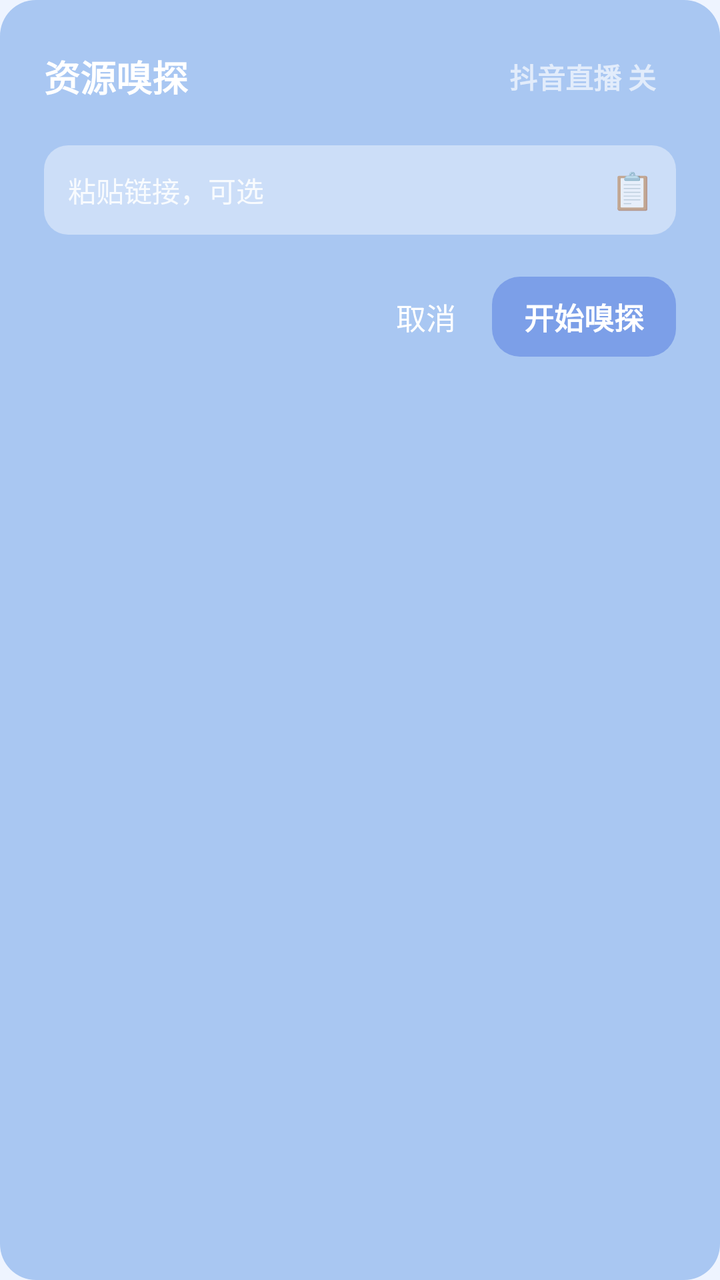
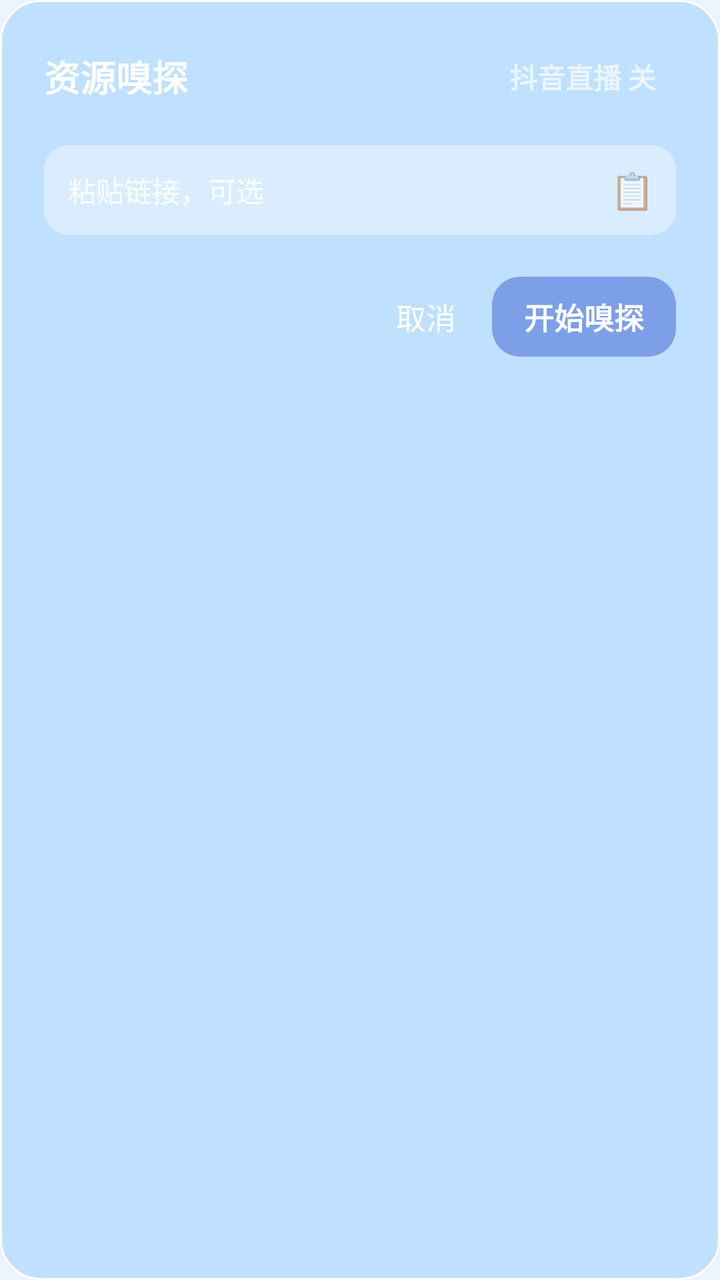

The first picture is an Android layout as it rendered before a commit; the second is the same layout after the commit. The layout source and the unified diff follow.
<!-- AndroidManifest.xml: application theme AppTheme -->
<!-- res/layout/dialog_sniff.xml -->
<?xml version="1.0" encoding="utf-8"?>
<LinearLayout xmlns:android="http://schemas.android.com/apk/res/android"
    android:layout_width="match_parent"
    android:layout_height="wrap_content"
    android:orientation="vertical"
    android:background="@drawable/bg_dialog_blue"
    android:padding="22dp">

    <LinearLayout
        android:layout_width="match_parent"
        android:layout_height="wrap_content"
        android:orientation="horizontal"
        android:gravity="center_vertical">
        <TextView
            android:id="@+id/tv_dialog_title"
            android:layout_width="0dp"
            android:layout_height="wrap_content"
            android:layout_weight="1"
            android:text="资源嗅探"
            android:textColor="#FFFFFF"
            android:textSize="18sp"
            android:textStyle="bold"/>
        <TextView
            android:id="@+id/tv_douyin_live"
            android:layout_width="wrap_content"
            android:layout_height="wrap_content"
            android:text="抖音直播 关"
            android:textColor="#AAFFFFFF"
            android:textSize="14sp"
            android:textStyle="bold"
            android:paddingLeft="10dp" android:paddingRight="10dp"
            android:paddingTop="6dp" android:paddingBottom="6dp"/>
    </LinearLayout>

    
    <LinearLayout
        android:layout_width="match_parent"
        android:layout_height="wrap_content"
        android:orientation="horizontal"
        android:gravity="center_vertical"
        android:layout_marginTop="18dp"
        android:background="@drawable/bg_input_flat">

        <EditText
            android:id="@+id/et_dialog_url"
            android:layout_width="0dp"
            android:layout_height="wrap_content"
            android:layout_weight="1"
            android:background="@null"
            android:padding="12dp"
            android:textColor="#FFFFFF"
            android:textColorHint="#DDFFFFFF"
            android:textSize="14sp"
            android:hint="粘贴链接，可选"
            android:maxLines="1"
            android:singleLine="true"
            android:inputType="textUri"/>

        <TextView
            android:id="@+id/btn_paste"
            android:layout_width="44dp"
            android:layout_height="44dp"
            android:gravity="center"
            android:text="📋"
            android:textSize="18sp"/>
    </LinearLayout>

    
    <LinearLayout
        android:layout_width="match_parent"
        android:layout_height="wrap_content"
        android:orientation="horizontal"
        android:gravity="right|center_vertical"
        android:layout_marginTop="20dp">

        <TextView
            android:id="@+id/btn_cancel"
            android:layout_width="wrap_content"
            android:layout_height="wrap_content"
            android:text="取消"
            android:textColor="#FFFFFF"
            android:textSize="15sp"
            android:padding="10dp"/>

        <TextView
            android:id="@+id/btn_go"
            android:layout_width="wrap_content"
            android:layout_height="wrap_content"
            android:layout_marginLeft="8dp"
            android:text="开始嗅探"
            android:textColor="#FFFFFF"
            android:textStyle="bold"
            android:textSize="15sp"
            android:paddingLeft="16dp" android:paddingRight="16dp"
            android:paddingTop="9dp" android:paddingBottom="9dp"
            android:background="@drawable/bg_btn_deep"/>
    </LinearLayout>
</LinearLayout>
<!-- resources referenced by this layout -->
<resources>
  <!-- drawable bg_btn_deep (drawable) -->
  <?xml version="1.0" encoding="utf-8"?>
  <shape xmlns:android="http://schemas.android.com/apk/res/android" android:shape="rectangle">
      <solid android:color="#7C9FE8"/>
      <corners android:radius="14dp"/>
  </shape>
  <!-- drawable bg_dialog_blue (drawable) -->
  <?xml version="1.0" encoding="utf-8"?>
  <shape xmlns:android="http://schemas.android.com/apk/res/android" android:shape="rectangle">
      <solid android:color="#A9C7F2"/>
      <corners android:radius="18dp"/>
  </shape>
  <!-- drawable bg_input_flat (drawable) -->
  <?xml version="1.0" encoding="utf-8"?>
  <shape xmlns:android="http://schemas.android.com/apk/res/android" android:shape="rectangle">
      <solid android:color="#66FFFFFF"/>
      <corners android:radius="12dp"/>
  </shape>
  <style name="AppTheme" parent="Theme.MaterialComponents.DayNight.NoActionBar">
          <item name="android:windowFullscreen">true</item>
          
          <item name="android:windowSplashScreenBackground">@color/bg</item>
          <item name="android:windowSplashScreenAnimatedIcon">@drawable/splash_transparent</item>
          <item name="android:windowSplashScreenAnimationDuration">0</item>
          <item name="android:windowSplashScreenBehavior">icon_preferred</item>
          <item name="android:windowNoTitle">true</item>
          <item name="android:windowTranslucentNavigation">true</item>
          <item name="android:windowBackground">@color/bg</item>
          <item name="android:colorAccent">@color/blue2</item>
          <item name="colorPrimary">@color/blue2</item>
          <item name="colorSecondary">@color/blue2</item>
          <item name="android:colorControlHighlight">#22315CDE</item>
      </style>
  <color name="bg">#EEF4FF</color>
  <!-- drawable splash_transparent (drawable) -->
  <?xml version="1.0" encoding="utf-8"?>
  <shape xmlns:android="http://schemas.android.com/apk/res/android">
      <solid android:color="@android:color/transparent"/>
  </shape>
  <color name="blue2">#1677FF</color>
</resources>

<!-- the commit's change to res/layout/dialog_sniff.xml (unified diff, before → after) -->
@@ -3,7 +3,7 @@
     android:layout_width="match_parent"
     android:layout_height="wrap_content"
     android:orientation="vertical"
-    android:background="@drawable/bg_dialog_blue"
+    android:id="@+id/dialogRoot" android:background="@drawable/bg_dialog_light"
     android:padding="22dp">
 
     <LinearLayout
<!-- resource entries referenced after the edit -->
@@ -6,11 +6,12 @@
       <solid android:color="#7C9FE8"/>
       <corners android:radius="14dp"/>
   </shape>
-  <!-- drawable bg_dialog_blue (drawable) -->
+  <!-- drawable bg_dialog_light (drawable) -->
   <?xml version="1.0" encoding="utf-8"?>
   <shape xmlns:android="http://schemas.android.com/apk/res/android" android:shape="rectangle">
-      <solid android:color="#A9C7F2"/>
-      <corners android:radius="18dp"/>
+      <solid android:color="#BFE0FF"/>
+      <stroke android:width="1dp" android:color="#FFFFFF"/>
+      <corners android:radius="20dp"/>
   </shape>
   <!-- drawable bg_input_flat (drawable) -->
   <?xml version="1.0" encoding="utf-8"?>
